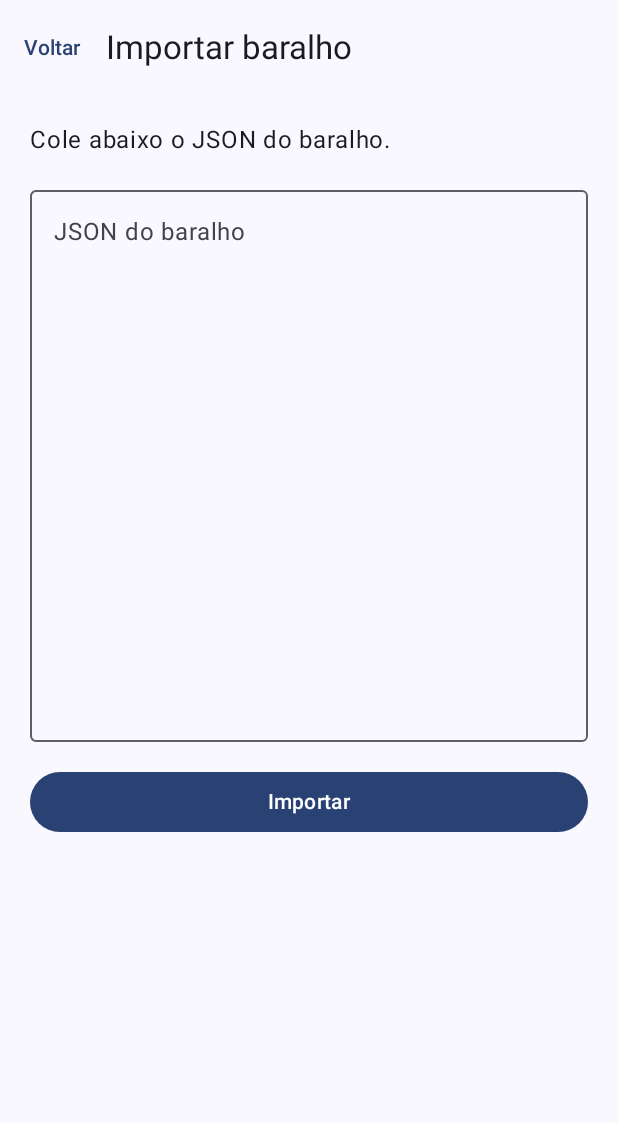
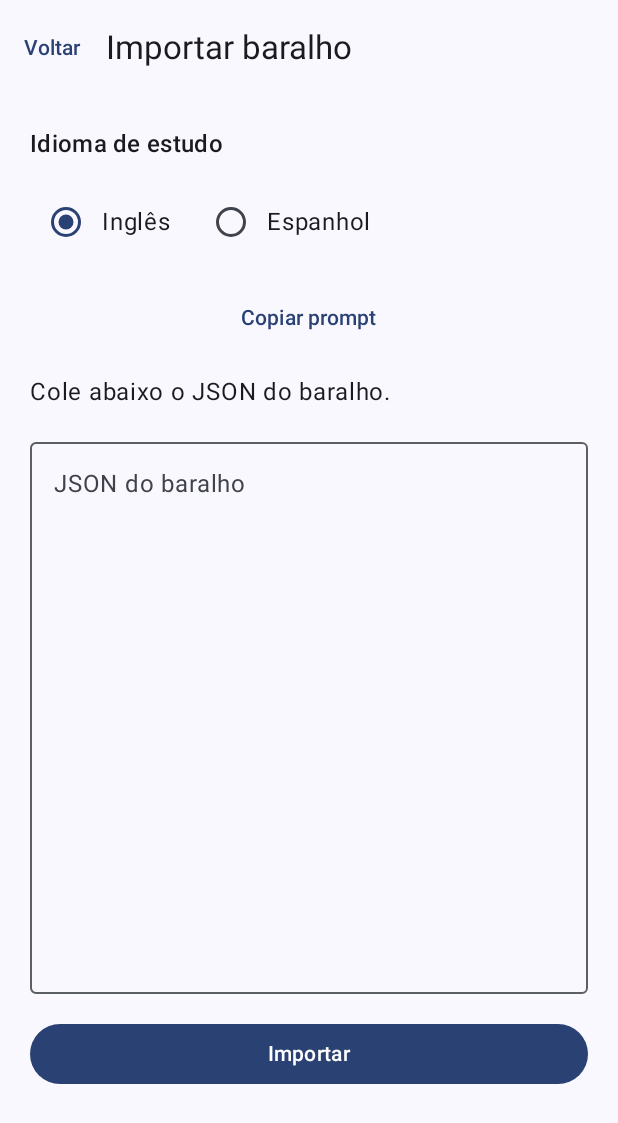
Before and after one commit to crisgdo/FlashLang, an Android app built with Jetpack Compose: the ImportScreen screen opened through its navigation route, on a phone screen of 412 x 824 dp. Shown: the top 1123 px of the screen. Run offline under Robolectric (Android 15) with nearby library versions, the phone set to English and light mode, and no system bars; our stand-ins replace Room's generated code.

Commit message:
Adiciona botão copiar prompt

```diff
--- a/app/src/main/java/com/cristiano/flashlang/ui/importdeck/ImportScreen.kt
+++ b/app/src/main/java/com/cristiano/flashlang/ui/importdeck/ImportScreen.kt
@@ -5,32 +5,51 @@ import androidx.compose.foundation.layout.Column
 import androidx.compose.foundation.layout.fillMaxSize
 import androidx.compose.foundation.layout.fillMaxWidth
 import androidx.compose.foundation.layout.padding
+import androidx.compose.foundation.layout.Row
+import androidx.compose.foundation.layout.width
 import androidx.compose.foundation.rememberScrollState
 import androidx.compose.foundation.verticalScroll
 import androidx.compose.material3.Button
 import androidx.compose.material3.CircularProgressIndicator
 import androidx.compose.material3.ExperimentalMaterial3Api
+import androidx.compose.material3.RadioButton
 import androidx.compose.material3.MaterialTheme
 import androidx.compose.material3.OutlinedTextField
 import androidx.compose.material3.Scaffold
+import androidx.compose.material3.SnackbarHost
+import androidx.compose.material3.SnackbarHostState
 import androidx.compose.material3.Text
 import androidx.compose.material3.TopAppBar
+import androidx.compose.material3.TextButton
+import androidx.compose.runtime.getValue
+import androidx.compose.runtime.mutableStateOf
+import androidx.compose.runtime.remember
+import androidx.compose.runtime.rememberCoroutineScope
+import androidx.compose.runtime.setValue
+import androidx.compose.ui.platform.LocalClipboardManager
 import androidx.compose.runtime.Composable
 import androidx.compose.runtime.LaunchedEffect
 import androidx.compose.runtime.collectAsState
 import androidx.compose.runtime.getValue
 import androidx.compose.ui.Modifier
 import androidx.compose.ui.unit.dp
+import androidx.compose.ui.text.AnnotatedString
+import kotlinx.coroutines.launch
 
 @Composable
 @OptIn(ExperimentalMaterial3Api::class)
 fun ImportScreen(viewModel: ImportViewModel, onImportSuccess: () -> Unit, onBack: () -> Unit) {
     val state by viewModel.state.collectAsState()
+    var selectedLanguage by remember { mutableStateOf("inglês") }
+    val clipboardManager = LocalClipboardManager.current
+    val snackbarHostState = remember { SnackbarHostState() }
+    val coroutineScope = rememberCoroutineScope()
     LaunchedEffect(state.imported) {
         if (state.imported) onImportSuccess()
     }
 
     Scaffold(
+        snackbarHost = { SnackbarHost(snackbarHostState) },
         topBar = { TopAppBar(title = { Text("Importar baralho") }, navigationIcon = {
             androidx.compose.material3.TextButton(onClick = onBack) { Text("Voltar") }
         }) },
@@ -39,6 +58,21 @@ fun ImportScreen(viewModel: ImportViewModel, onImportSuccess: () -> Unit, onBack
             modifier = Modifier.fillMaxSize().padding(padding).verticalScroll(rememberScrollState()).padding(20.dp),
             verticalArrangement = Arrangement.spacedBy(16.dp),
         ) {
+            Text("Idioma de estudo", style = MaterialTheme.typography.titleMedium)
+            Row(verticalAlignment = androidx.compose.ui.Alignment.CenterVertically) {
+                RadioButton(selected = selectedLanguage == "inglês", onClick = { selectedLanguage = "inglês" })
+                Text("Inglês")
+                androidx.compose.foundation.layout.Spacer(Modifier.width(16.dp))
+                RadioButton(selected = selectedLanguage == "espanhol", onClick = { selectedLanguage = "espanhol" })
+                Text("Espanhol")
+            }
+            TextButton(
+                onClick = {
+                    clipboardManager.setText(AnnotatedString(buildImportPrompt(selectedLanguage)))
+                    coroutineScope.launch { snackbarHostState.showSnackbar("Prompt copiado!") }
+                },
+                modifier = Modifier.fillMaxWidth(),
+            ) { Text("Copiar prompt") }
             Text("Cole abaixo o JSON do baralho.", style = MaterialTheme.typography.bodyLarge)
             OutlinedTextField(
                 value = state.jsonText,
```
Also changed, not shown: app/src/main/java/com/cristiano/flashlang/ui/importdeck/ImportPrompt.kt (added, +11 -0 lines).
